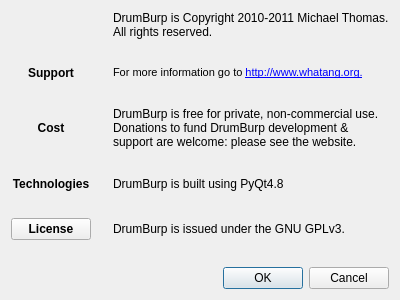
This is src/GUI/dbInfo.ui in Whatang/DrumBurp as Qt 5 draws it before an edit. The edited form follows.
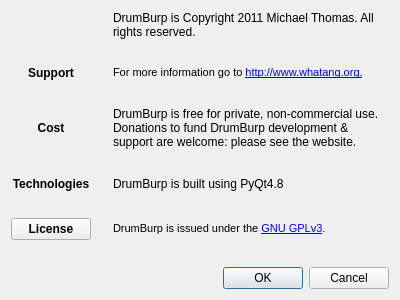
This is the edited form. Icons and pictures are not drawn.

Commit message:
Added license information to GUI, and splash screen.
Fixes #97 and #100.

The edit to the form file:
```diff
--- a/src/GUI/dbInfo.ui
+++ b/src/GUI/dbInfo.ui
@@ -36,7 +36,7 @@
       </sizepolicy>
      </property>
      <property name="text">
-      <string>DrumBurp is Copyright 2010-2011 Michael Thomas. All rights reserved.</string>
+      <string>DrumBurp is Copyright 2011 Michael Thomas. All rights reserved.</string>
      </property>
      <property name="wordWrap">
       <bool>true</bool>
@@ -142,7 +142,11 @@
       </sizepolicy>
      </property>
      <property name="text">
-      <string>DrumBurp is issued under the GNU GPLv3.</string>
+      <string>&lt;!DOCTYPE HTML PUBLIC &quot;-//W3C//DTD HTML 4.0//EN&quot; &quot;http://www.w3.org/TR/REC-html40/strict.dtd&quot;&gt;
+&lt;html&gt;&lt;head&gt;&lt;meta name=&quot;qrichtext&quot; content=&quot;1&quot; /&gt;&lt;style type=&quot;text/css&quot;&gt;
+p, li { white-space: pre-wrap; }
+&lt;/style&gt;&lt;/head&gt;&lt;body style=&quot; font-family:'MS Shell Dlg 2'; font-size:8.25pt; font-weight:400; font-style:normal;&quot;&gt;
+&lt;p style=&quot; margin-top:0px; margin-bottom:0px; margin-left:0px; margin-right:0px; -qt-block-indent:0; text-indent:0px;&quot;&gt;&lt;span style=&quot; font-size:8pt;&quot;&gt;DrumBurp is issued under the &lt;/span&gt;&lt;a href=&quot;http://www.gnu.org/licenses/gpl.html&quot;&gt;&lt;span style=&quot; text-decoration: underline; color:#0000ff;&quot;&gt;GNU GPLv3&lt;/span&gt;&lt;/a&gt;&lt;span style=&quot; font-size:8pt;&quot;&gt;.&lt;/span&gt;&lt;/p&gt;&lt;/body&gt;&lt;/html&gt;</string>
      </property>
      <property name="wordWrap">
       <bool>true</bool>
```
Left out of the diff: 10 changed lines with no effect on the pictures. The commit also changes 11 other files.
